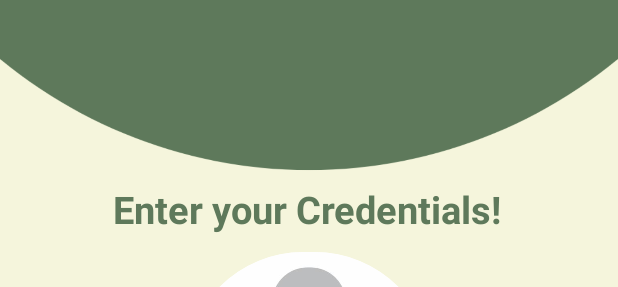
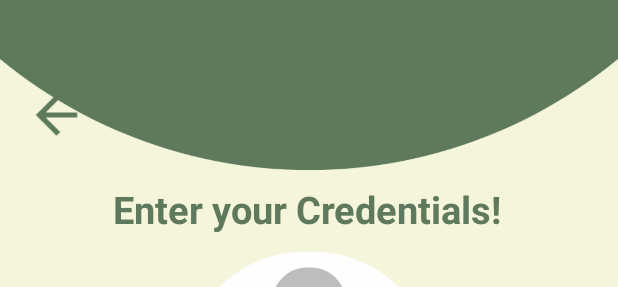
Before and after one commit to Sabyatakarki/Hamro_CurrentNoodles, an Android app: the layout activity_admin_profile.xml on its own in the app's theme, with its tools: preview values and no code run, on a phone screen of 412 x 824 dp. Shown: the top 287 px of the screen. Run offline under Robolectric (Android 15) with nearby library versions, the phone set to English and light mode, and no system bars.

Commit message:
color changed of back button

```diff
--- a/app/src/main/java/com/example/hamro_currentnoodles/ui/activity/AdminProfileActivity.kt
+++ b/app/src/main/java/com/example/hamro_currentnoodles/ui/activity/AdminProfileActivity.kt
@@ -16,6 +16,10 @@ class AdminProfileActivity : AppCompatActivity() {
 
         binding = ActivityAdminProfileBinding.inflate(layoutInflater)
         setContentView(binding.root)
+
+        binding.backBtn.setOnClickListener {
+            finish()
+        }
 
         ViewCompat.setOnApplyWindowInsetsListener(findViewById(R.id.main)) { v, insets ->
             val systemBars = insets.getInsets(WindowInsetsCompat.Type.systemBars())
--- a/app/src/main/res/drawable/baseline_arrow_back_24.xml
+++ b/app/src/main/res/drawable/baseline_arrow_back_24.xml
@@ -1,4 +1,4 @@
-<vector xmlns:android="http://schemas.android.com/apk/res/android" android:autoMirrored="true" android:height="24dp" android:tint="#F5F5DC" android:viewportHeight="24" android:viewportWidth="24" android:width="24dp">
+<vector xmlns:android="http://schemas.android.com/apk/res/android" android:autoMirrored="true" android:height="24dp" android:tint="#5E795B" android:viewportHeight="24" android:viewportWidth="24" android:width="24dp">
 
     <path android:fillColor="@android:color/white" android:pathData="M20,11H7.83l5.59,-5.59L12,4l-8,8 8,8 1.41,-1.41L7.83,13H20v-2z"/>
 
--- a/app/src/main/res/layout/activity_admin_profile.xml
+++ b/app/src/main/res/layout/activity_admin_profile.xml
@@ -6,7 +6,18 @@
     android:layout_width="match_parent"
     android:layout_height="match_parent"
     android:background="@drawable/admin"
-    tools:context=".ui.activity.AdminProfileActivity">
+    tools:context=".ui.activity.AdminActivity">
+
+
+    <ImageView
+        android:id="@+id/backBtn"
+        android:layout_width="43dp"
+        android:layout_height="41dp"
+        android:layout_marginStart="16dp"
+        android:layout_marginTop="56dp"
+        android:src="@drawable/baseline_arrow_back_24"
+        app:layout_constraintStart_toStartOf="parent"
+        app:layout_constraintTop_toTopOf="parent" />
 
     <com.google.android.material.textfield.TextInputLayout
         android:id="@+id/Username"
--- a/app/src/main/res/layout/activity_pending_order.xml
+++ b/app/src/main/res/layout/activity_pending_order.xml
@@ -13,8 +13,8 @@
         android:id="@+id/backBtn"
         android:layout_width="43dp"
         android:layout_height="41dp"
-        android:layout_marginStart="16dp"
-        android:layout_marginTop="16dp"
+        android:layout_marginStart="28dp"
+        android:layout_marginTop="4dp"
         android:src="@drawable/baseline_arrow_back_24"
         app:layout_constraintStart_toStartOf="parent"
         app:layout_constraintTop_toTopOf="parent" />
```
